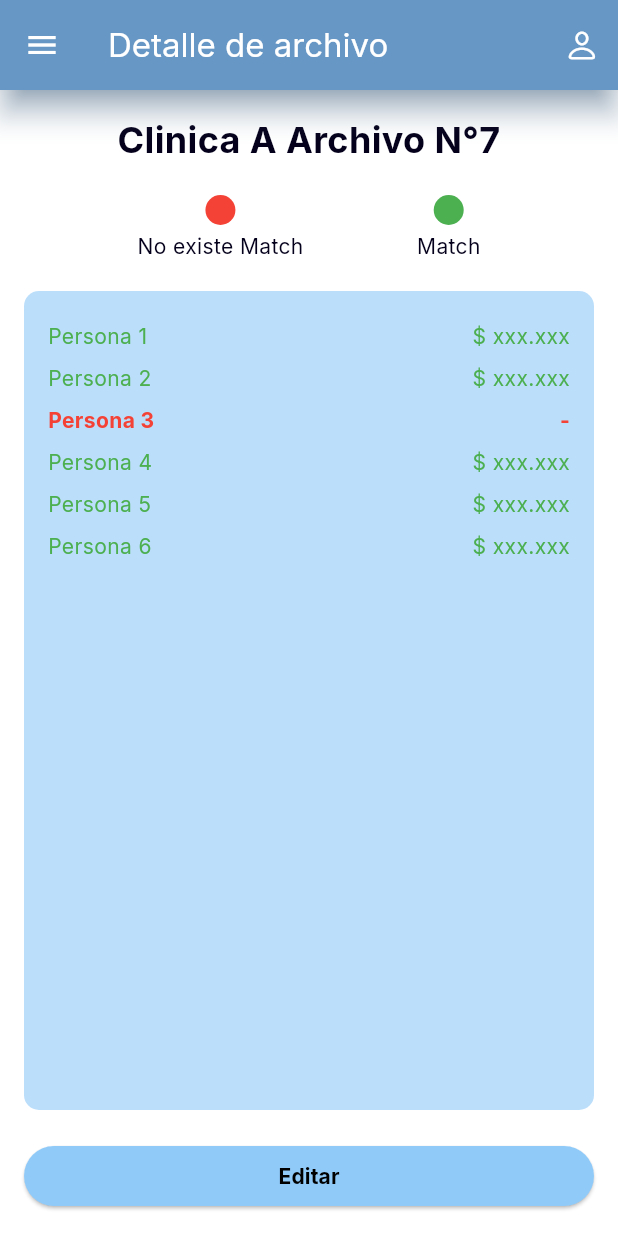
After one commit to Nawel-GR/HonorariosMedicos, a Flutter app: the DetailScreen screen opened directly, after a tap on "Clinica A Archivo N°7:", on a phone screen of 412 x 824 dp. The commit adds this screen. Run offline on Flutter 3.47's test engine with Material 3 defaults, Android fonts, the phone set to English and light mode, and no system bars; our stand-ins replace animate_do, bot_toast, cloud_firestore, easy_rich_text, file_picker, firebase_auth and 5 more; missing offline and left inert: firebase_ui_auth, pretty_logger; accounts and stored records are empty; key blocks and very long unbroken strings in the code were emptied for the run.

Commit message:
added match screen

```diff
--- a/flutter_application_1/lib/screens/detail.dart
+++ b/flutter_application_1/lib/screens/detail.dart
@@ -5,6 +5,7 @@ import 'package:flutter/widgets.dart';
 import 'package:flutter_app/api/api_service.dart';
 import 'package:flutter_app/bloc/data/data_cubit.dart';
 import 'package:flutter_app/screens/layout/header.dart';
+import 'package:flutter_app/screens/match_state.dart';
 import 'package:flutter_app/theme/honor_theme.dart';
 import 'package:flutter_bloc/flutter_bloc.dart';
 
@@ -187,7 +188,16 @@ class Section extends StatelessWidget {
             child: Text(title, style: TextStyle(fontWeight: FontWeight.bold)),
           ),
         ),
-        ...items.map((item) => Card(
+        ...items.map((item) => InkWell(
+              onTap: () {
+                Navigator.push(
+                  context,
+                  MaterialPageRoute(
+                    builder: (context) => DetalleArchivoPage(),
+                  ),
+                );
+              },
+              child: Card(
                 child: ListTile(
                   leading: Container(
                     width: 5,
@@ -195,6 +205,7 @@ class Section extends StatelessWidget {
                   ),
                   title: Text(item.text),
                   trailing: Text("\$ ${item.amount}"),
+                ),
               ),
             )),
         SizedBox(height: 10),
--- /dev/null
+++ b/flutter_application_1/lib/screens/match_state.dart
@@ -0,0 +1,167 @@
+import 'package:flutter/material.dart';
+import 'package:flutter_app/screens/layout/header.dart';
+
+class DetalleArchivoPage extends StatelessWidget {
+  @override
+  Widget build(BuildContext context) {
+    return MainScaffold(
+      selectedItem: 0,
+      title: 'Detalle de archivo',
+      body: Column(
+        children: [
+          Expanded(
+            child: Padding(
+              padding: const EdgeInsets.all(16.0),
+              child: Column(
+                crossAxisAlignment: CrossAxisAlignment.stretch,
+                children: [
+                  Text(
+                    'Clinica A Archivo N°7',
+                    textAlign: TextAlign.center,
+                    style: TextStyle(
+                      fontSize: 24,
+                      fontWeight: FontWeight.bold,
+                    ),
+                  ),
+                  SizedBox(height: 20),
+                  ProgressIndicatorWidget(),
+                  SizedBox(height: 20),
+                  Expanded(
+                    child: InformationList(),
+                  ),
+                  SizedBox(height: 20),
+                  EditButton(),
+                ],
+              ),
+            ),
+          ),
+        ],
+      ),
+    );
+  }
+}
+
+class ProgressIndicatorWidget extends StatelessWidget {
+  @override
+  Widget build(BuildContext context) {
+    return Row(
+      mainAxisAlignment: MainAxisAlignment.spaceEvenly,
+      children: [
+        StatusDot(label: 'No existe Match', color: Colors.red),
+        StatusDot(label: 'Match', color: Colors.green),
+      ],
+    );
+  }
+}
+
+class StatusDot extends StatelessWidget {
+  final String label;
+  final Color color;
+
+  StatusDot({required this.label, required this.color});
+
+  @override
+  Widget build(BuildContext context) {
+    return Column(
+      children: [
+        CircleAvatar(
+          radius: 10,
+          backgroundColor: color,
+        ),
+        SizedBox(height: 4),
+        Text(label),
+      ],
+    );
+  }
+}
+
+class InformationList extends StatelessWidget {
+  @override
+  Widget build(BuildContext context) {
+    return Container(
+      padding: EdgeInsets.all(16.0),
+      decoration: BoxDecoration(
+        color: Colors.blue[100],
+        borderRadius: BorderRadius.circular(10),
+      ),
+      child: Column(
+        children: [
+          InformationItem(label: 'Persona 1', value: '\$ xxx.xxx'),
+          InformationItem(label: 'Persona 2', value: '\$ xxx.xxx'),
+          InformationItem(label: 'Persona 3', value: '-', error: true),
+          InformationItem(label: 'Persona 4', value: '\$ xxx.xxx'),
+          InformationItem(label: 'Persona 5', value: '\$ xxx.xxx'),
+          InformationItem(label: 'Persona 6', value: '\$ xxx.xxx'),
+        ],
+      ),
+    );
+  }
+}
+
+class InformationItem extends StatelessWidget {
+  final String label;
+  final String value;
+  final bool error;
+
+  InformationItem({
+    required this.label,
+    required this.value,
+    this.error = false,
+  });
+
+  @override
+  Widget build(BuildContext context) {
+    return Container(
+      margin: EdgeInsets.symmetric(vertical: 4.0),
+      child: Row(
+        mainAxisAlignment: MainAxisAlignment.spaceBetween,
+        children: [
+          Text(
+            label,
+            style: TextStyle(
+              color: error ? Colors.red : Colors.green,
+              fontWeight: error ? FontWeight.bold : FontWeight.normal,
+            ),
+          ),
+          Text(
+            value,
+            style: TextStyle(
+              color: error ? Colors.red : Colors.green,
+              fontWeight: error ? FontWeight.bold : FontWeight.normal,
+            ),
+          ),
+        ],
+      ),
+    );
+  }
+}
+
+class EditButton extends StatelessWidget {
+  @override
+  Widget build(BuildContext context) {
+    return ElevatedButton(
+      onPressed: () {
+        // Acción de edición
+      },
+      style: ElevatedButton.styleFrom(
+        backgroundColor: Colors.blue[200],
+        shape: RoundedRectangleBorder(
+          borderRadius: BorderRadius.circular(20),
+        ),
+      ),
+      child: Text(
+        'Editar',
+        style: TextStyle(
+          color: Colors.black,
+          fontWeight: FontWeight.bold,
+        ),
+      ),
+    );
+  }
+}
+
+void main() {
+  runApp(MaterialApp(
+    home: DetalleArchivoPage(),
+  ));
+}
```
Lines whose indentation alone changed are shown as unchanged.
